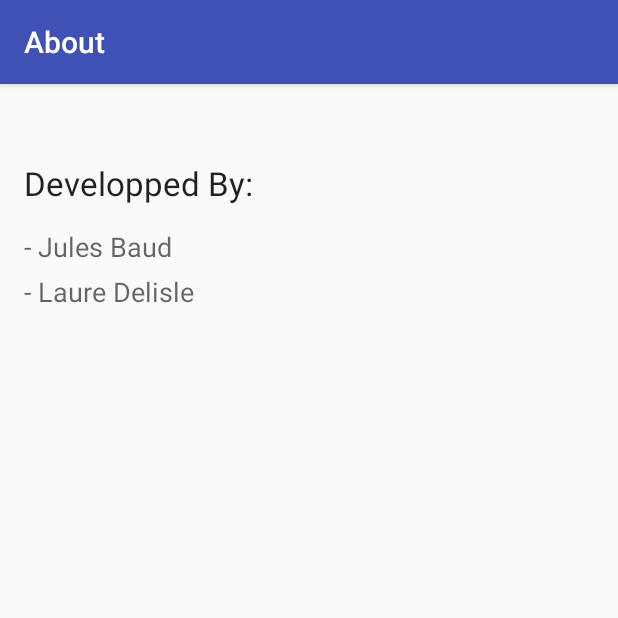
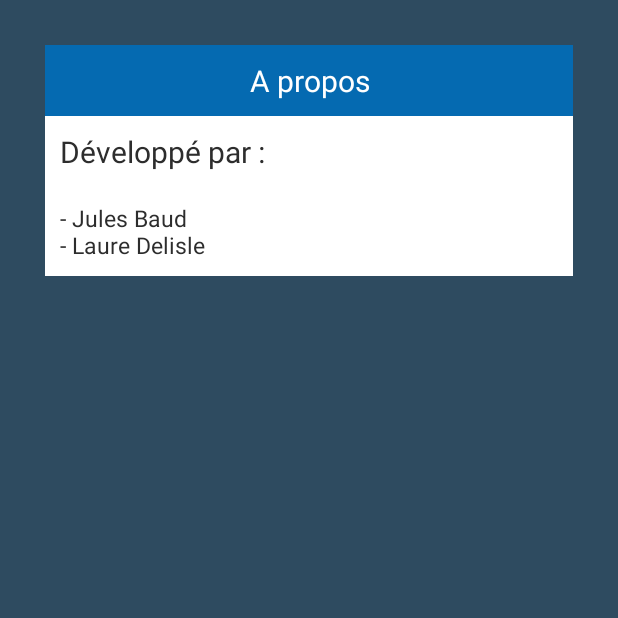
Before and after one commit to Jbaud/App, an Android app: the About screen opened directly, with no data from a screen before it, on a phone screen of 412 x 824 dp, the top half of it. Run offline under Robolectric (Android 15) with nearby library versions, the phone set to English and light mode, and no system bars; network calls fail.

Commit message:
gestion async et ajout page about

```diff
--- a/app/src/main/java/com/example/jules/hi/About.java
+++ b/app/src/main/java/com/example/jules/hi/About.java
@@ -16,8 +16,5 @@ public class About extends AppCompatActivity {
     protected void onCreate(Bundle savedInstanceState) {
         super.onCreate(savedInstanceState);
         setContentView(R.layout.activity_about);
-        Toolbar toolbar = (Toolbar) findViewById(R.id.toolbar);
-        setSupportActionBar(toolbar);
-
     }
 }
--- a/app/src/main/res/layout/activity_about.xml
+++ b/app/src/main/res/layout/activity_about.xml
@@ -1,26 +1,54 @@
 <?xml version="1.0" encoding="utf-8"?>
-<android.support.design.widget.CoordinatorLayout xmlns:android="http://schemas.android.com/apk/res/android"
-    xmlns:app="http://schemas.android.com/apk/res-auto"
-    xmlns:tools="http://schemas.android.com/tools"
+
+<!-- couleurs
+    bleu foncé : 2E4B60 -->
+
+<LinearLayout
+    xmlns:android="http://schemas.android.com/apk/res/android"
     android:layout_width="match_parent"
     android:layout_height="match_parent"
-    android:fitsSystemWindows="true"
-    tools:context="com.example.jules.hi.About">
+    android:background="#2E4B60"
+    android:orientation="vertical">
 
-    <android.support.design.widget.AppBarLayout
+    <!-- about.title -->
+    <TextView
+        android:id="@+id/about.title"
         android:layout_width="match_parent"
         android:layout_height="wrap_content"
-        android:theme="@style/AppTheme.AppBarOverlay">
+        android:layout_marginTop="30dp"
+        android:layout_marginLeft="30dp"
+        android:layout_marginRight="30dp"
+        android:padding="10dp"
+        android:gravity="center"
+        android:background="#056AB1"
+        android:textColor="#FFFFFF"
+        android:textSize="20sp"
+        android:text="A propos" />
 
-        <android.support.v7.widget.Toolbar
-            android:id="@+id/toolbar"
-            android:layout_width="match_parent"
-            android:layout_height="?attr/actionBarSize"
-            android:background="?attr/colorPrimary"
-            app:popupTheme="@style/AppTheme.PopupOverlay" />
+    <!-- about.text -->
+    <TextView
+        android:id="@+id/about.text"
+        android:layout_width="match_parent"
+        android:layout_height="wrap_content"
+        android:layout_marginLeft="30dp"
+        android:layout_marginRight="30dp"
+        android:padding="10dp"
+        android:background="#FFFFFF"
+        android:textColor="#2d2d2d"
+        android:textSize="20sp"
+        android:text="Développé par :" />
 
-    </android.support.design.widget.AppBarLayout>
+    <!-- about.developers -->
+    <TextView
+        android:id="@+id/about.developers"
+        android:layout_width="match_parent"
+        android:layout_height="wrap_content"
+        android:layout_marginLeft="30dp"
+        android:layout_marginRight="30dp"
+        android:padding="10dp"
+        android:background="#FFFFFF"
+        android:textColor="#2d2d2d"
+        android:textSize="15sp"
+        android:text="- Jules Baud\n- Laure Delisle" />
 
-    <include layout="@layout/content_about" />
-
-</android.support.design.widget.CoordinatorLayout>
+</LinearLayout>
--- a/app/src/main/res/layout/activity_home.xml
+++ b/app/src/main/res/layout/activity_home.xml
@@ -138,6 +138,7 @@
             android:layout_marginRight="30dp"
             android:padding="10dp"
             android:background="#FFFFFF"
+            android:textColor="#2d2d2d"
             android:textSize="20sp"
             android:text="The Simpsons" />
 
@@ -150,6 +151,7 @@
             android:layout_marginRight="30dp"
             android:paddingLeft="10dp"
             android:background="#FFFFFF"
+            android:textColor="#2d2d2d"
             android:textSize="15sp"
             android:text="SO7E09 - Strange milk" />
 
@@ -163,6 +165,7 @@
             android:paddingLeft="10dp"
             android:paddingBottom="10dp"
             android:background="#FFFFFF"
+            android:textColor="#2d2d2d"
             android:textSize="12sp"
             android:text="Date : 03/01/2016"
             android:textStyle="italic" />
@@ -178,6 +181,7 @@
             android:paddingLeft="10dp"
             android:paddingBottom="10dp"
             android:background="#FFFFFF"
+            android:textColor="#2d2d2d"
             android:textSize="12sp"
             android:text="There is a new teacher at Springfield Elementary, and a captivated Bart tries everything to win her over. Meanwhile, Homer decides to buy a new brand of \u201cmilk,\u201d which causes early puberty, both for Bart (augmenting his wooing powers) and Lisa (whose small bout with acne opens her up to the world of makeup and popularity)."
             android:textStyle="italic" />
```
Also changed, not shown: app/src/main/AndroidManifest.xml (+4 -4 lines), app/src/main/java/com/example/jules/hi/CreateConnection.java (+8 -2 lines), app/src/main/java/com/example/jules/hi/HomePage.java (+14 -6 lines), app/src/main/java/com/example/jules/hi/MainActivity.java (+18 -4 lines), app/src/main/java/com/example/jules/hi/ProfilCreationTask.java (added, +47 -0 lines), app/src/main/res/layout/activity_loading.xml (+14 -2 lines), app/src/main/res/layout/monlayout.xml (deleted, +0 -56 lines), app/src/main/res/menu/menu_main.xml (+4 -4 lines), 1 other file.
